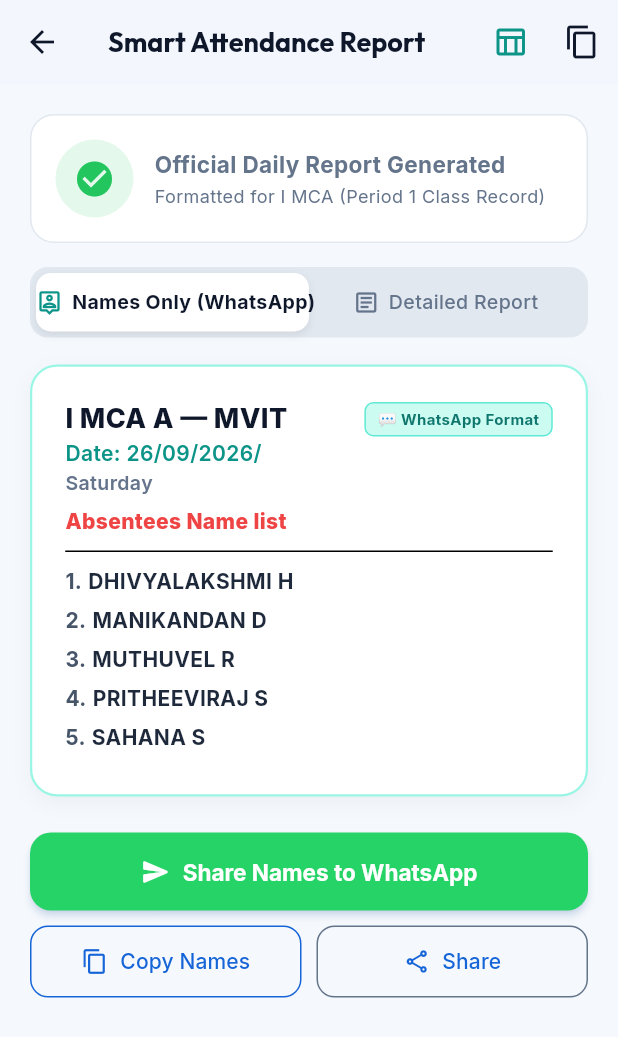
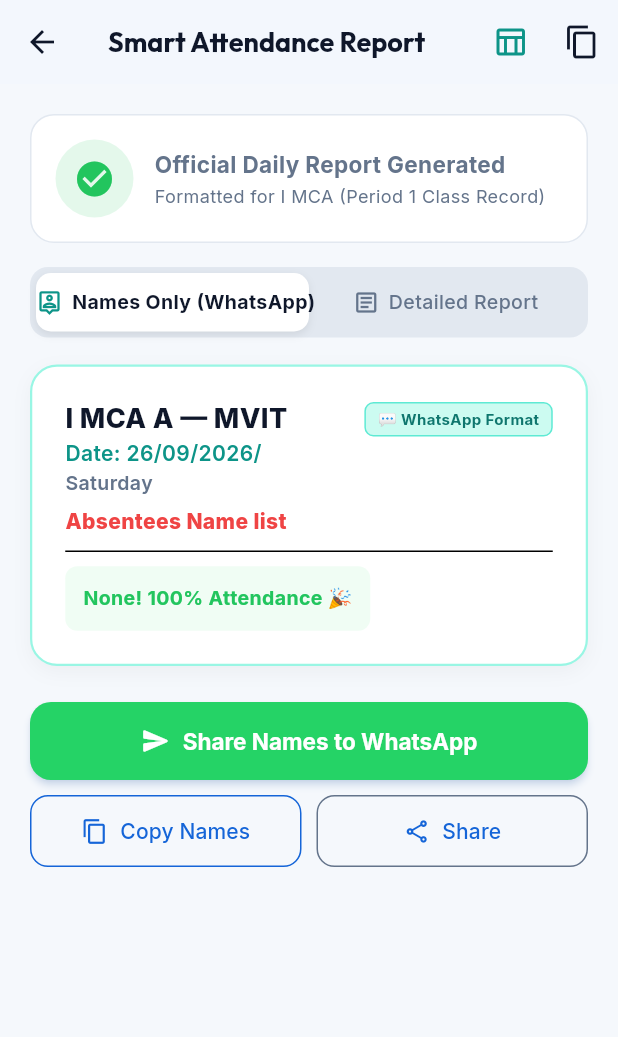
Before and after one commit to shovinmd/ClassCR, a Flutter app: the MainShell screen opened directly with empty values, after a tap on "Report", on a phone screen of 412 x 824 dp. Shown: the top 1037 px of the screen. Run offline on Flutter 3.47's test engine with Material 3 defaults, Android fonts, the phone set to English and light mode, and no system bars; our stand-ins replace google_fonts, package_info_plus, shared_preferences; missing offline and left inert: ota_update; accounts and stored records are empty; network calls fail.

Commit message:
feat: remove 5 students (Dhivyalakshmi, Manikandan, Muthuvel, Pritheeviraj, Sahana) from roster and update total to 47

```diff
--- a/mobile/lib/data/mca_students.dart
+++ b/mobile/lib/data/mca_students.dart
@@ -1,8 +1,8 @@
 import '../models/models.dart';
 
-/// Preloaded list of 52 students of I MCA Batch 2026–2028
+/// Preloaded list of 47 students of I MCA Batch 2026–2028
 /// Extracted from MCA Batch 2026-2028 Student List-2.pdf
-/// (Priyanka A removed, Jayaraj R at 38, Deepak Raja removed)
+/// (5 removed students: Dhivyalakshmi, Manikandan, Muthuvel, Pritheeviraj, Sahana)
 const List<Student> kInitialMcaStudents = [
   Student(rollNo: 1, enrollmentNo: "260192", name: "AASIM S", dob: "21/09/2004", gender: "M", ccrCode: "CCR-0001"),
   Student(rollNo: 2, enrollmentNo: "260008", name: "ABDUL MALIK A", gender: "M", ccrCode: "CCR-0002"),
@@ -16,7 +16,6 @@ const List<Student> kInitialMcaStudents = [
   Student(rollNo: 10, enrollmentNo: "260203", name: "ARUSELVI A", gender: "F", ccrCode: "CCR-0010"),
   Student(rollNo: 11, enrollmentNo: "260403", name: "DHARSHINI T", gender: "F", ccrCode: "CCR-0011"),
   Student(rollNo: 12, enrollmentNo: "260350", name: "DHIVYA S", gender: "F", ccrCode: "CCR-0012"),
-  Student(rollNo: 13, enrollmentNo: "260311", name: "DHIVYALAKSHMI H", gender: "F", ccrCode: "CCR-0013"),
   Student(rollNo: 14, enrollmentNo: "260226", name: "ESHWARAN N", gender: "M", ccrCode: "CCR-0014"),
   Student(rollNo: 15, enrollmentNo: "260300", name: "HARINI S", gender: "F", ccrCode: "CCR-0015"),
   Student(rollNo: 16, enrollmentNo: "260323", name: "HARIPRASATH G", gender: "M", ccrCode: "CCR-0016"),
@@ -31,20 +30,16 @@ const List<Student> kInitialMcaStudents = [
   Student(rollNo: 25, enrollmentNo: "260435", name: "LOKESHWARAN R", gender: "M", ccrCode: "CCR-0025"),
   Student(rollNo: 26, enrollmentNo: "260989", name: "MAGESH R", gender: "M", ccrCode: "CCR-0026"),
   Student(rollNo: 27, enrollmentNo: "260367", name: "MAHESH KUMAR R", gender: "M", ccrCode: "CCR-0027"),
-  Student(rollNo: 28, enrollmentNo: "260345", name: "MANIKANDAN D", gender: "M", ccrCode: "CCR-0028"),
   Student(rollNo: 29, enrollmentNo: "260356", name: "MANISHA P", gender: "F", ccrCode: "CCR-0029"),
   Student(rollNo: 30, enrollmentNo: "260390", name: "MOHAMED NIYAS M", gender: "M", ccrCode: "CCR-0030"),
-  Student(rollNo: 31, enrollmentNo: "260320", name: "MUTHUVEL R", gender: "M", ccrCode: "CCR-0031"),
   Student(rollNo: 32, enrollmentNo: "260355", name: "NANDHINI G", gender: "F", ccrCode: "CCR-0032"),
   Student(rollNo: 33, enrollmentNo: "260107", name: "NASREEN M", gender: "F", ccrCode: "CCR-0033"),
   Student(rollNo: 34, enrollmentNo: "260333", name: "NETHAJI V", gender: "M", ccrCode: "CCR-0034"),
   Student(rollNo: 35, enrollmentNo: "260163", name: "NOORA A", gender: "F", ccrCode: "CCR-0035"),
   Student(rollNo: 36, enrollmentNo: "260663", name: "PRATHEESWARAN K", gender: "M", ccrCode: "CCR-0036"),
-  Student(rollNo: 37, enrollmentNo: "260405", name: "PRITHEEVIRAJ S", gender: "M", ccrCode: "CCR-0037"),
   Student(rollNo: 38, enrollmentNo: "260457", name: "JAYARAJ R", gender: "M", ccrCode: "CCR-0038"),
   Student(rollNo: 39, enrollmentNo: "260478", name: "RAKESH P", gender: "M", ccrCode: "CCR-0039"),
   Student(rollNo: 40, enrollmentNo: "260742", name: "RUTHRAN M", gender: "M", ccrCode: "CCR-0040"),
-  Student(rollNo: 41, enrollmentNo: "260338", name: "SAHANA S", gender: "F", ccrCode: "CCR-0041"),
   Student(rollNo: 42, enrollmentNo: "260319", name: "SAKTHIVEL R", gender: "M", ccrCode: "CCR-0042"),
   Student(rollNo: 43, enrollmentNo: "Pending", name: "SANJAY VIGNESHWARAN J", gender: "M", ccrCode: "CCR-0043"),
   Student(rollNo: 44, enrollmentNo: "260368", name: "SATHYA P", gender: "M", ccrCode: "CCR-0044"),
--- a/mobile/lib/providers/classcr_state.dart
+++ b/mobile/lib/providers/classcr_state.dart
@@ -34,18 +34,18 @@ class ClassCRState extends ChangeNotifier {
   // Active User State
   AppUser _currentUser = const AppUser(
     id: 'user_cr_1',
-    name: 'MUTHUVEL R (CR)',
+    name: 'SHOVIN MICHEL DAVID (CR)',
     email: 'cr@classcr.edu',
     role: UserRole.cr,
     classId: 'I-MCA-A',
-    studentId: '260320',
+    studentId: '260274',
     department: 'MCA',
   );
 
   AppUser get currentUser => _currentUser;
   UserRole get currentRole => _currentUser.role;
 
-  // Students list (52 items)
+  // Students list (47 items)
   List<Student> _students = List.from(kInitialMcaStudents);
   List<Student> get students => _students;
 
@@ -162,7 +162,7 @@ class ClassCRState extends ChangeNotifier {
       _currentUser.role == UserRole.advisor;
 
   // Set of absent roll numbers (for the currently viewed period)
-  final Set<int> _absentRolls = {13, 28, 31, 37, 41};
+  final Set<int> _absentRolls = {};
   Set<int> get absentRolls => _absentRolls;
 
   // Absent rolls for a specific period
@@ -368,7 +368,6 @@ class ClassCRState extends ChangeNotifier {
       } else {
         _currentAttendanceRecord = null;
         _absentRolls.clear();
-        _absentRolls.addAll(const [13, 28, 31, 37, 41]);
         _crNotes = 'Daily attendance session verified and submitted to advisor.';
       }
       await _saveLocalAttendanceCache();
@@ -418,9 +417,6 @@ class ClassCRState extends ChangeNotifier {
     // 3. Fresh unsubmitted date
     _currentAttendanceRecord = null;
     _absentRolls.clear();
-    if (date == _todayDate) {
-      _absentRolls.addAll(const [13, 28, 31, 37, 41]);
-    }
     _crNotes = 'Daily attendance session verified and submitted to advisor.';
   }
 
@@ -1798,7 +1794,7 @@ class ClassCRState extends ChangeNotifier {
     }
 
     buffer.writeln();
-    buffer.writeln('"Total Students: 52","Total Sessions Held: $totalConducted","Report Generated On: ${_nowTimeStr()}, $formattedTodayDate"');
+    buffer.writeln('"Total Students: ${_students.length}","Total Sessions Held: $totalConducted","Report Generated On: ${_nowTimeStr()}, $formattedTodayDate"');
     buffer.writeln('"Class Representative (CR)","Assistant CR","Subject In-Charge","Class Advisor","Head of Department (HOD)"');
 
     return buffer.toString();
@@ -1857,7 +1853,7 @@ class ClassCRState extends ChangeNotifier {
     }
 
     buffer.writeln("================================================================================");
-    buffer.writeln("Total Students: 52       Generated: $formattedTodayDate (${_nowTimeStr()})");
+    buffer.writeln("Total Students: ${_students.length}       Generated: $formattedTodayDate (${_nowTimeStr()})");
     buffer.writeln();
     buffer.writeln("Signatures for Official Department Records:");
     buffer.writeln();
--- a/mobile/lib/screens/cr/monthly_register_screen.dart
+++ b/mobile/lib/screens/cr/monthly_register_screen.dart
@@ -415,7 +415,7 @@ class _MonthlyRegisterScreenState extends State<MonthlyRegisterScreen> {
                         child: _buildMetricTile(
                           'Class Avg',
                           '${avgAttendance.toStringAsFixed(1)}%',
-                          '52 Students',
+                          '${widget.state.students.length} Students',
                           Icons.insights,
                           AppColors.presentGreen,
                         ),
--- a/mobile/lib/services/api_service.dart
+++ b/mobile/lib/services/api_service.dart
@@ -143,7 +143,7 @@ class ApiService {
     try {
       final pNo = periodNo ?? 1;
       final recordId = 'att_${date.replaceAll('-', '')}_P$pNo';
-      final total = 52;
+      final total = 47;
       final absCount = absentRolls.length;
       final presCount = total - absCount;
 
```
Also changed, not shown: 3 other files.
